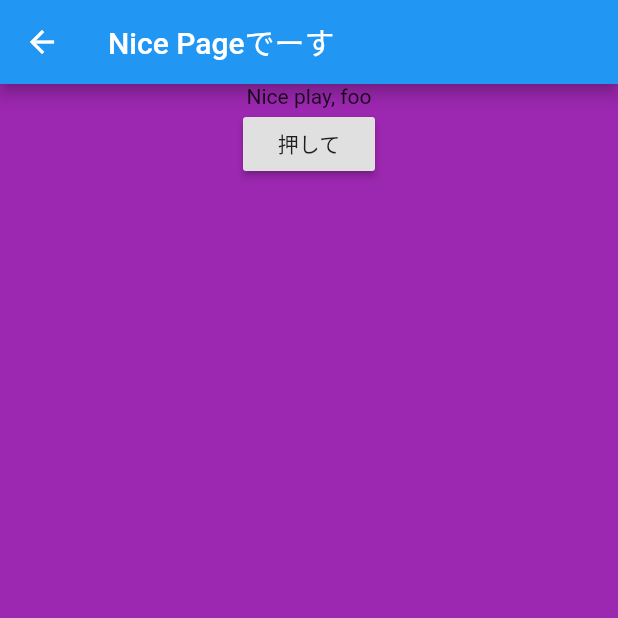
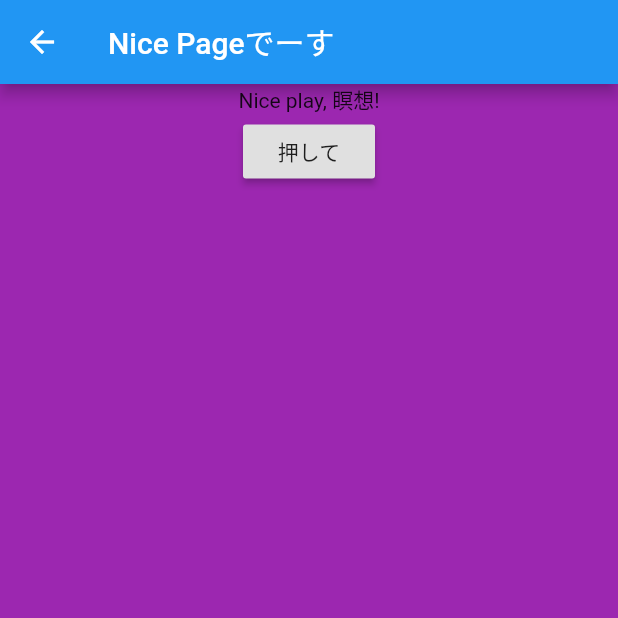
Before and after one commit to yeele/flutter_simple_pages, a Flutter app: the MyHomePage screen opened directly, after a tap on "初期値として渡す", on a phone screen of 412 x 824 dp, the top half of it. Run offline on Flutter 3.47's test engine with Material 2 defaults, Android fonts, the phone set to English and light mode, and no system bars.

Commit message:
値をページ遷移から戻ってきたときに受け取る方法

```diff
--- a/lib/main.dart
+++ b/lib/main.dart
@@ -95,10 +95,11 @@ class _MyHomePageState extends State<MyHomePage> {
                 child: Text("初期値として渡す"),
                 onPressed: () {
                   print("オッス！");
-                  Navigator.push(
+                  final result = Navigator.push(
                     context,
-                    MaterialPageRoute(builder: (context) => NicePage("foo")),
+                    MaterialPageRoute(builder: (context) => NicePage("瞑想")),
                   );
+                  print(result.then((dynamic t) => {print(t)}));
                 },
               )
             ],
--- a/lib/nice_page.dart
+++ b/lib/nice_page.dart
@@ -18,10 +18,10 @@ class NicePage extends StatelessWidget {
             width: double.infinity,
             child: Column(
               children: [
-                Text("Nice play, " + this.foo),
+                Text("Nice play, " + this.foo + "!"),
                 RaisedButton(
                     onPressed: () {
-                      Navigator.pop(context);
+                      Navigator.pop(context, "ここで結果をかえせます");
                     },
                     child: Text("押して")),
               ],
```
